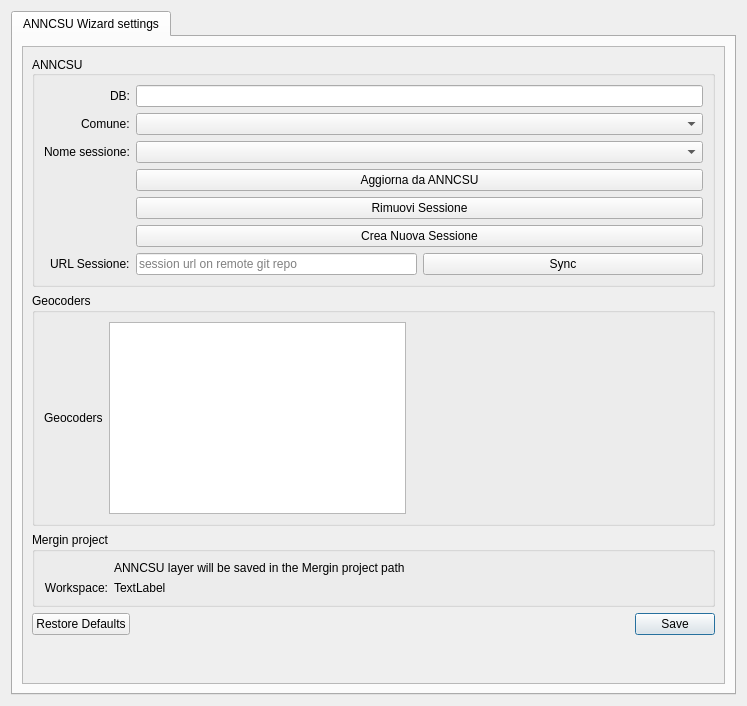
anncsu-open/anncsu-manager, file qgisplugin/anncsu_manager/resources/ui/wizard_settings.ui: the form before one commit.
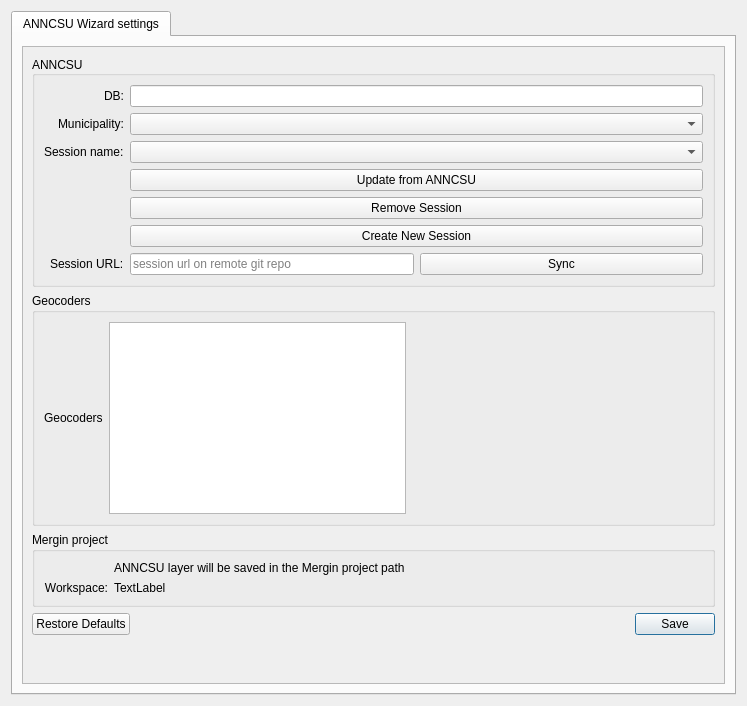
The form after the commit.

The edit to the form file:
```diff
--- a/qgisplugin/anncsu_manager/resources/ui/wizard_settings.ui
+++ b/qgisplugin/anncsu_manager/resources/ui/wizard_settings.ui
@@ -86,7 +86,7 @@
               <item row="1" column="0">
                <widget class="QLabel" name="label_6">
                 <property name="text">
-                 <string>Comune:</string>
+                 <string>Municipality:</string>
                 </property>
                </widget>
               </item>
@@ -98,7 +98,7 @@
                 <item>
                  <widget class="QPushButton" name="delete_session">
                   <property name="text">
-                   <string>Rimuovi Sessione</string>
+                   <string>Remove Session</string>
                   </property>
                  </widget>
                 </item>
@@ -107,7 +107,7 @@
               <item row="7" column="0">
                <widget class="QLabel" name="label_5">
                 <property name="text">
-                 <string>URL Sessione:</string>
+                 <string>Session URL:</string>
                 </property>
                </widget>
               </item>
@@ -156,21 +156,21 @@
               <item row="2" column="0">
                <widget class="QLabel" name="label_2">
                 <property name="text">
-                 <string>Nome sessione:</string>
+                 <string>Session name:</string>
                 </property>
                </widget>
               </item>
               <item row="3" column="1">
                <widget class="QPushButton" name="update_session">
                 <property name="text">
-                 <string>Aggiorna da ANNCSU</string>
+                 <string>Update from ANNCSU</string>
                 </property>
                </widget>
               </item>
               <item row="5" column="1">
                <widget class="QPushButton" name="create_new_session">
                 <property name="text">
-                 <string>Crea Nuova Sessione</string>
+                 <string>Create New Session</string>
                 </property>
                </widget>
               </item>
```
